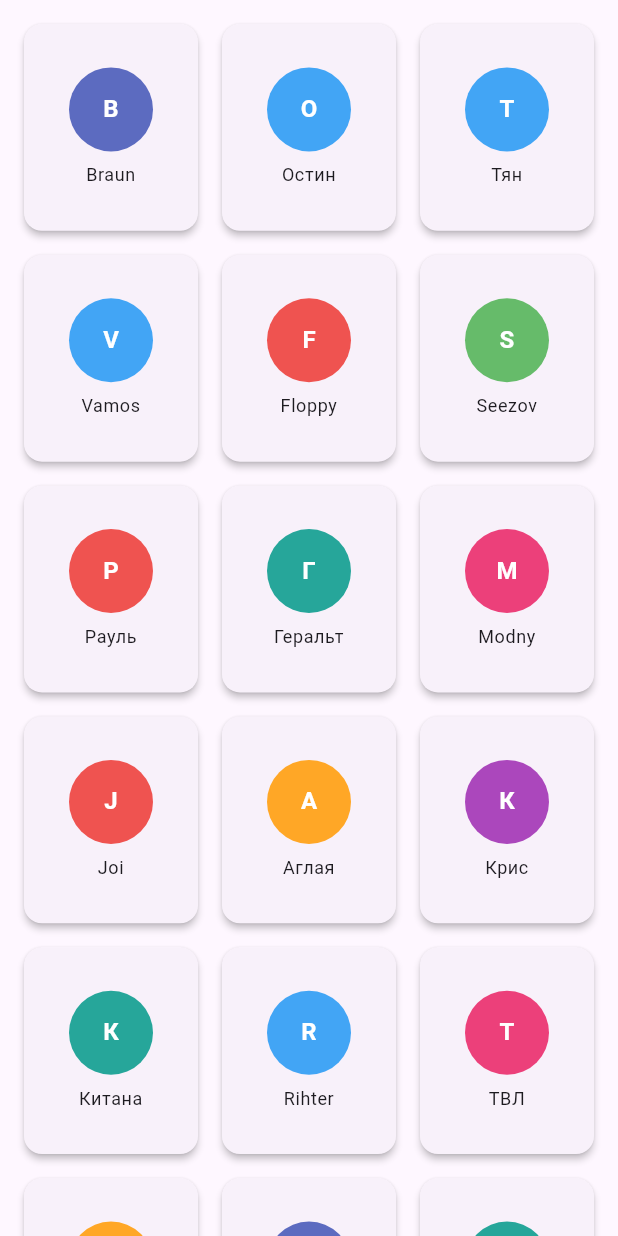
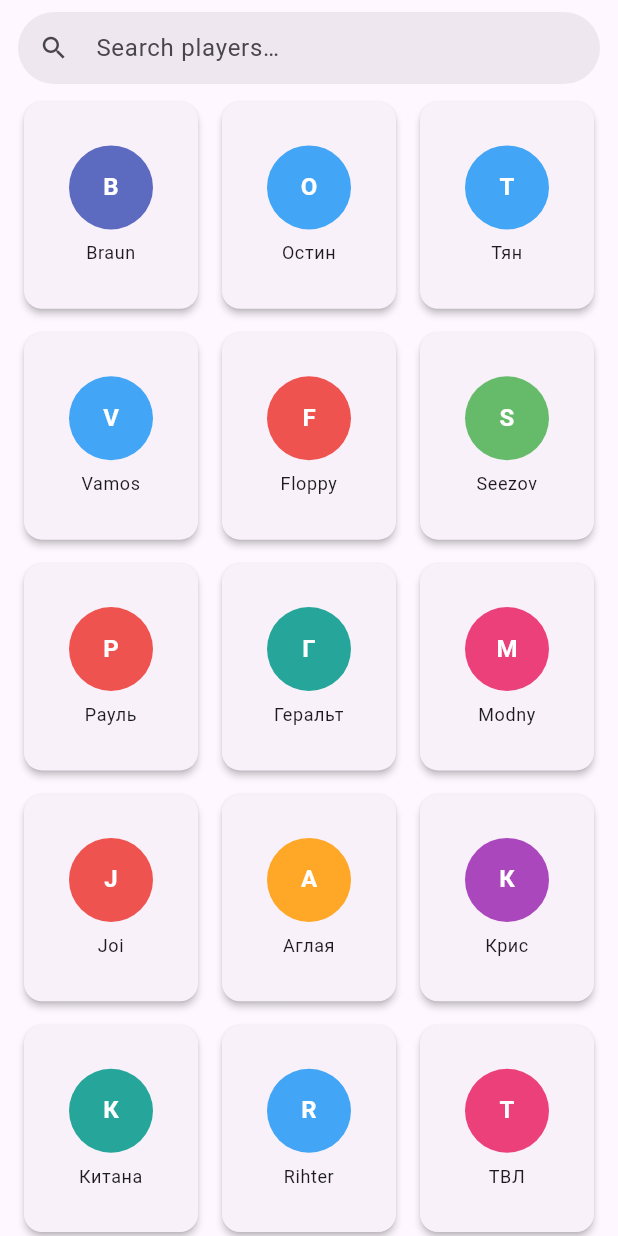
Before and after one commit to Seezov/FamilyMafiaApp, a Flutter app: the _PlayersContent screen opened directly, on a phone screen of 412 x 824 dp. Run offline on Flutter 3.47's test engine with Material 3 defaults, Android fonts, the phone set to English and light mode, and no system bars; our stand-ins replace flutter_riverpod, freezed_annotation.

Commit message:
Add player search to PlayersScreen and update CLAUDE.md
- Add playerSearchQueryProvider and filteredPlayersProvider to players_providers.dart
- Add search bar UI (_SearchBar) pinned above the player grid in players_screen.dart
- Update CLAUDE.md: document players/ screen, fix nav tab count (3), remove HallOfFame

Co-Authored-By: Claude Sonnet 4.6 <noreply@anthropic.com>

```diff
--- a/lib/screens/players/players_providers.dart
+++ b/lib/screens/players/players_providers.dart
@@ -5,6 +5,8 @@ import 'package:family_mafia_app/repositories/games_repository.dart';
 import 'package:family_mafia_app/repositories/players_repository.dart';
 import 'package:family_mafia_app/repositories/season_repository.dart';
 import 'package:flutter_riverpod/flutter_riverpod.dart';
+
+final playerSearchQueryProvider = StateProvider<String>((ref) => '');
 
 typedef SeasonEntry = ({int seasonId, int games});
 typedef SeasonGamesEntry = ({String name, List<SeasonEntry> seasonData});
@@ -70,6 +72,16 @@ final playersListProvider = Provider<List<Player>>((ref) {
           (totals[b.displayName] ?? 0).compareTo(totals[a.displayName] ?? 0));
 });
 
+/// Players filtered by the current search query.
+final filteredPlayersProvider = Provider<List<Player>>((ref) {
+  final players = ref.watch(playersListProvider);
+  final query = ref.watch(playerSearchQueryProvider).toLowerCase().trim();
+  if (query.isEmpty) return players;
+  return players
+      .where((p) => p.displayName.toLowerCase().contains(query))
+      .toList();
+});
+
 /// Counts all-time accomplishments (placements + awards) for a given player.
 final playerAccomplishmentsProvider =
     Provider.family<PlayerAccomplishments, Player>((ref, player) {
--- a/lib/screens/players/players_screen.dart
+++ b/lib/screens/players/players_screen.dart
@@ -29,20 +29,84 @@ class _PlayersContent extends ConsumerWidget {
 
   @override
   Widget build(BuildContext context, WidgetRef ref) {
-    final players = ref.watch(playersListProvider);
+    final players = ref.watch(filteredPlayersProvider);
 
     return Scaffold(
       body: SafeArea(
-        child: GridView.builder(
-          padding: const EdgeInsets.all(12),
-          gridDelegate: const SliverGridDelegateWithFixedCrossAxisCount(
-            crossAxisCount: 3,
-            crossAxisSpacing: 8,
-            mainAxisSpacing: 8,
-            childAspectRatio: 0.85,
+        child: Column(
+          children: [
+            const _SearchBar(),
+            Expanded(
+              child: players.isEmpty
+                  ? const Center(child: Text('No players found'))
+                  : GridView.builder(
+                      padding: const EdgeInsets.fromLTRB(12, 0, 12, 12),
+                      gridDelegate:
+                          const SliverGridDelegateWithFixedCrossAxisCount(
+                        crossAxisCount: 3,
+                        crossAxisSpacing: 8,
+                        mainAxisSpacing: 8,
+                        childAspectRatio: 0.85,
+                      ),
+                      itemCount: players.length,
+                      itemBuilder: (context, i) =>
+                          _PlayerCard(player: players[i]),
+                    ),
+            ),
+          ],
+        ),
+      ),
+    );
+  }
+}
+
+class _SearchBar extends ConsumerStatefulWidget {
+  const _SearchBar();
+
+  @override
+  ConsumerState<_SearchBar> createState() => _SearchBarState();
+}
+
+class _SearchBarState extends ConsumerState<_SearchBar> {
+  final _controller = TextEditingController();
+
+  @override
+  void dispose() {
+    _controller.dispose();
+    super.dispose();
+  }
+
+  @override
+  Widget build(BuildContext context) {
+    final cs = Theme.of(context).colorScheme;
+    final query = ref.watch(playerSearchQueryProvider);
+
+    return Padding(
+      padding: const EdgeInsets.fromLTRB(12, 8, 12, 8),
+      child: TextField(
+        controller: _controller,
+        onChanged: (v) =>
+            ref.read(playerSearchQueryProvider.notifier).state = v,
+        decoration: InputDecoration(
+          hintText: 'Search players…',
+          prefixIcon: const Icon(Icons.search, size: 20),
+          suffixIcon: query.isNotEmpty
+              ? IconButton(
+                  icon: const Icon(Icons.clear, size: 18),
+                  onPressed: () {
+                    _controller.clear();
+                    ref.read(playerSearchQueryProvider.notifier).state = '';
+                  },
+                )
+              : null,
+          isDense: true,
+          contentPadding: const EdgeInsets.symmetric(vertical: 10),
+          filled: true,
+          fillColor: cs.surfaceContainerHighest.withValues(alpha: 0.7),
+          border: OutlineInputBorder(
+            borderRadius: BorderRadius.circular(30),
+            borderSide: BorderSide.none,
           ),
-          itemCount: players.length,
-          itemBuilder: (context, i) => _PlayerCard(player: players[i]),
         ),
       ),
     );
```
Also changed, not shown: 1 other file.
